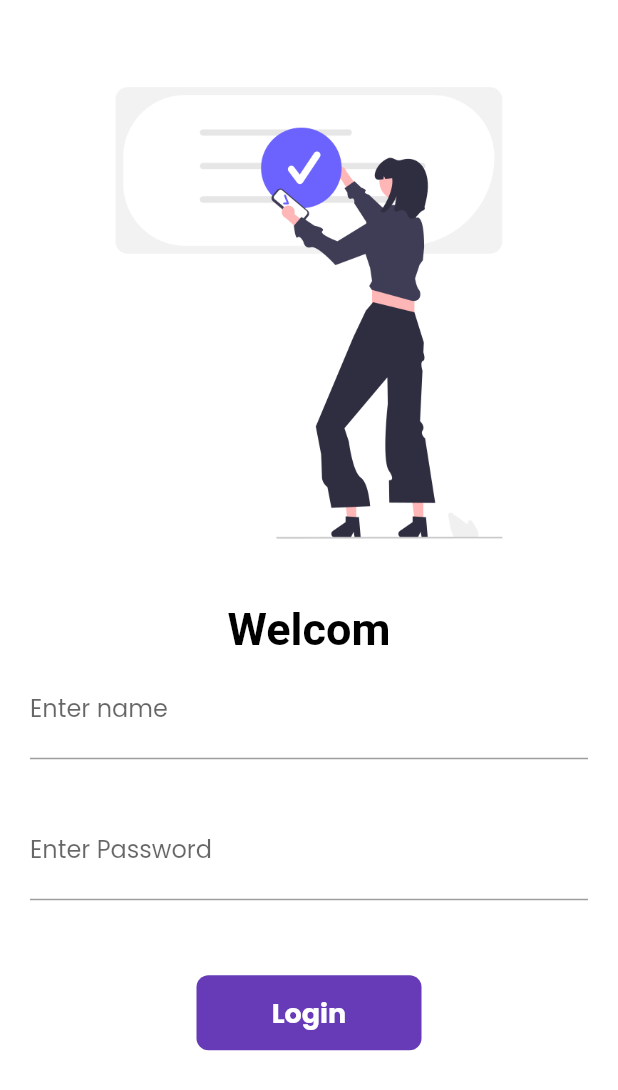
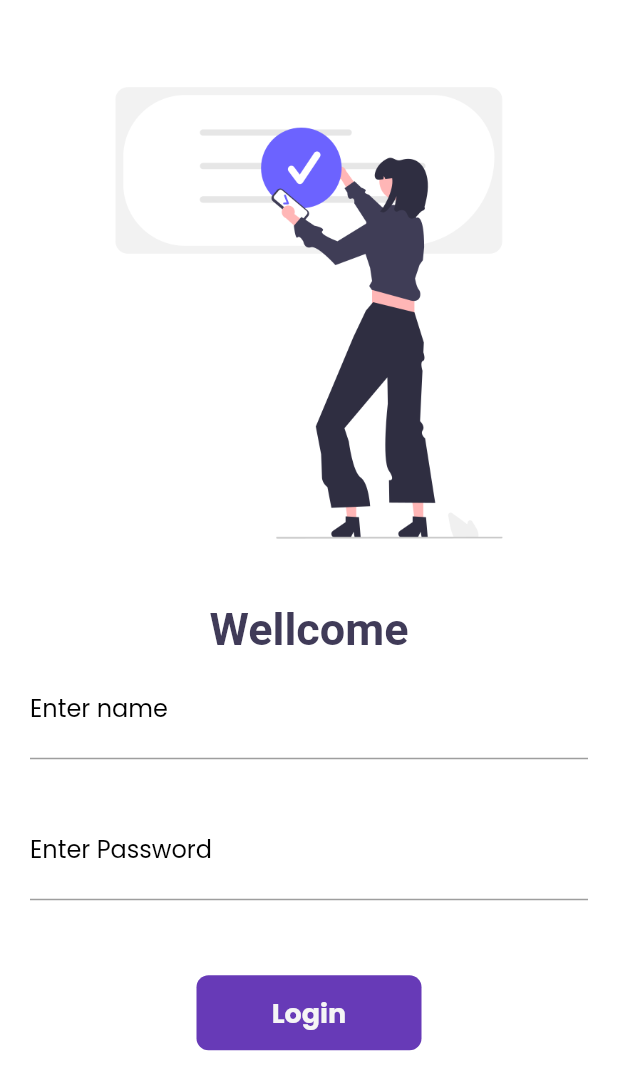
Before and after one commit to amfd-breakers/catalogApp, a Flutter app: the LoginView screen opened by its route, on a phone screen of 412 x 824 dp. Shown: the top 1090 px of the screen. Run offline on Flutter 3.47's test engine with Material 2 defaults, Android fonts, the light colour scheme and no system bars; our stand-ins replace get, google_fonts; network calls fail; Roboto replaces fonts that are missing (Aboreto).

Commit message:
day 15 completed

```diff
--- a/lib/core/auth/login_view.dart
+++ b/lib/core/auth/login_view.dart
@@ -14,7 +14,7 @@ class LoginView extends StatelessWidget {
         builder: (controller) {
           return SafeArea(
             child: Scaffold(
-              backgroundColor: Colors.white,
+              backgroundColor: Theme.of(context).cardColor,
               body: Padding(
                 padding: const EdgeInsets.all(20),
                 child: ListView(
@@ -24,9 +24,10 @@ class LoginView extends StatelessWidget {
                     ),
                     Obx(() {
                       return Text(
-                        "Welcom ${controller.name} ",
-                        style: GoogleFonts.aboreto(
-                          color: Colors.black,
+                        "Wellcome ${controller.name} ",
+                        style: GoogleFonts.aBeeZee(
+                          color: Theme.of(context).primaryColor,
+                          fontWeight: FontWeight.bold,
                           fontSize: 30,
                         ),
                         textAlign: TextAlign.center,
@@ -41,9 +42,10 @@ class LoginView extends StatelessWidget {
                               if (value == null || value.isEmpty) {
                                 return " name is required";
                               }
+                              return null;
                             },
                             controller: controller.nameController,
-                            decoration: const InputDecoration(
+                            decoration:const InputDecoration(
                               hintText: " name",
                               label: Text(
                                 "Enter name",
@@ -64,8 +66,9 @@ class LoginView extends StatelessWidget {
                               if (value.length < 6) {
                                 return "Password should be atleast 6 characters";
                               }
+                              return null;
                             },
-                            decoration: const InputDecoration(
+                            decoration:const InputDecoration(
                               hintText: "Password",
                               label: Text(
                                 "Enter Password",
--- a/lib/core/services/catalog_service.dart
+++ b/lib/core/services/catalog_service.dart
@@ -5,7 +5,7 @@ import 'package:flutter/services.dart';
 
 class CatalogService {
   Future<List<Item>> loadData() async {
-    await Future.delayed(Duration(seconds: 3));
+    await Future.delayed(const Duration(seconds: 3));
     String stringMainData =
         await rootBundle.loadString("assets/files/catalog.json");
     Map<String, dynamic> decodedData = jsonDecode(stringMainData);
--- a/lib/core/utils/my_routes.dart
+++ b/lib/core/utils/my_routes.dart
@@ -4,7 +4,6 @@ class MyRoutes {
   static String homeRout = "/home";
   static String loginRout = "/login";
   static String detailRout = "/detail";
+  static String cartRout = "/cart";
 
-  static Color creamColor = Color(0xfff5f5f5);
-  static Color bluishColor = Color(0xfff403b58);
 }
--- a/lib/theme/dark_theme.dart
+++ b/lib/theme/dark_theme.dart
@@ -1,64 +1,66 @@
 import 'package:flutter/material.dart';
+import 'package:google_fonts/google_fonts.dart';
 
-Color primaryColor = Colors.black;
-Color textColor = Colors.white;
+Color creamColor = const Color(0xfff5f5f5);
+Color bluishColor = const Color(0xfff403b58);
+Color scafoldColor = Color(0xfff403b58);
+Color textColor = Colors.black;
 ThemeData darkTheme = ThemeData(
+  inputDecorationTheme: const InputDecorationTheme(
+    errorStyle: TextStyle(color: Colors.red),
+    labelStyle: TextStyle(color: Colors.white),
+    hintStyle: TextStyle(
+      color: Colors.white,
+    ),
+  ),
   brightness: Brightness.dark,
-  scaffoldBackgroundColor: primaryColor,
-  appBarTheme: const AppBarTheme(
-    elevation: 0,
-    toolbarHeight: 60,
+  cardColor: textColor,
+  primaryColor: Colors.white,
+  fontFamily: GoogleFonts.poppins().fontFamily,
+  appBarTheme: AppBarTheme(
+    iconTheme: IconThemeData(color: Colors.white),
+    color: scafoldColor,
+    elevation: 0.0,
   ),
-
   elevatedButtonTheme: ElevatedButtonThemeData(
     style: ElevatedButton.styleFrom(
-      foregroundColor: Colors.black,
-      backgroundColor: Colors.white,
+      foregroundColor: textColor,
+      backgroundColor: Color(0xfff403b58),
       padding: const EdgeInsets.all(10),
       shape: RoundedRectangleBorder(
-        borderRadius: BorderRadius.circular(10),
+        borderRadius: BorderRadius.circular(30),
       ),
     ),
   ),
+  floatingActionButtonTheme: FloatingActionButtonThemeData(
+    backgroundColor: bluishColor,
+    foregroundColor: Colors.white,
+  ),
   textTheme: TextTheme(
     bodyLarge: TextStyle(
-      fontSize: 30,
+      fontSize: 20,
+      color: textColor,
       fontWeight: FontWeight.bold,
-      color: textColor,
     ),
     bodyMedium: TextStyle(
-      fontSize: 25,
+      fontSize: 18,
+      color: textColor,
       fontWeight: FontWeight.bold,
-      color: textColor,
     ),
     bodySmall: TextStyle(
-      fontSize: 20,
+      fontSize: 16,
+      color: textColor,
       fontWeight: FontWeight.bold,
-      color: textColor,
     ),
     titleLarge: TextStyle(
-      fontSize: 17,
+      fontSize: 12,
+      color: textColor,
       fontWeight: FontWeight.bold,
-      color: textColor,
-    ),
-    titleMedium: TextStyle(
-      fontSize: 15,
-      fontWeight: FontWeight.bold,
-      color: textColor,
     ),
     titleSmall: TextStyle(
-      fontSize: 10,
+      fontSize: 8,
+      color: textColor,
       fontWeight: FontWeight.bold,
-      color: textColor,
     ),
   ),
-  // switchTheme: SwitchThemeData(
-  // //   thumbColor: MaterialStateProperty.all(Colors.black),
-  // //   trackColor: MaterialStateProperty.all(Colors.white),
-  // // ),
-
-  // inputDecorationTheme: const InputDecorationTheme(
-  //   border: OutlineInputBorder(borderRadius: BorderRadius.vertical())
-
-  // )
 );
--- a/lib/theme/light_theme.dart
+++ b/lib/theme/light_theme.dart
@@ -1,27 +1,41 @@
 import 'package:flutter/material.dart';
 import 'package:google_fonts/google_fonts.dart';
 
-Color primaryColor = Colors.deepPurple;
-
-Color scafoldColor = Colors.white;
+Color creamColor = Color(0xfff5f5f5);
+Color bluishColor = Color(0xfff403b58);
+Color cardColor = Colors.white;
+Color scafoldColor = Color(0xfff5f5f5);
 Color textColor = Colors.black;
 ThemeData lightTheme = ThemeData(
+  inputDecorationTheme: const InputDecorationTheme(
+    errorStyle: TextStyle(color: Colors.red),
+    labelStyle: TextStyle(color: Colors.black),
+    hintStyle: TextStyle(
+      color: Colors.black,
+    ),
+  ),
   brightness: Brightness.light,
+  cardColor: cardColor,
+  primaryColor: Color(0xfff403b58),
   fontFamily: GoogleFonts.poppins().fontFamily,
   appBarTheme: AppBarTheme(
-    iconTheme: IconThemeData(color: textColor),
+    iconTheme: IconThemeData(color: Colors.black),
     color: scafoldColor,
     elevation: 0.0,
   ),
   elevatedButtonTheme: ElevatedButtonThemeData(
     style: ElevatedButton.styleFrom(
-      foregroundColor: scafoldColor,
-      backgroundColor: primaryColor,
+      foregroundColor: Colors.white,
+      backgroundColor: Color(0xfff403b58),
       padding: const EdgeInsets.all(10),
       shape: RoundedRectangleBorder(
-        borderRadius: BorderRadius.circular(10),
+        borderRadius: BorderRadius.circular(30),
       ),
     ),
+  ),
+  floatingActionButtonTheme: FloatingActionButtonThemeData(
+    backgroundColor: bluishColor,
+    foregroundColor: Colors.white,
   ),
   textTheme: TextTheme(
     bodyLarge: TextStyle(
```
Also changed, not shown: lib/core/detail/cart_view.dart (added, +16 -0 lines), lib/core/detail/detail_view.dart (+56 -38 lines), lib/core/home/home_view.dart (+8 -2 lines), lib/core/widgets/card_widget.dart (+16 -14 lines), lib/core/widgets/header.dart (+8 -9 lines), lib/main.dart (+5 -3 lines).
